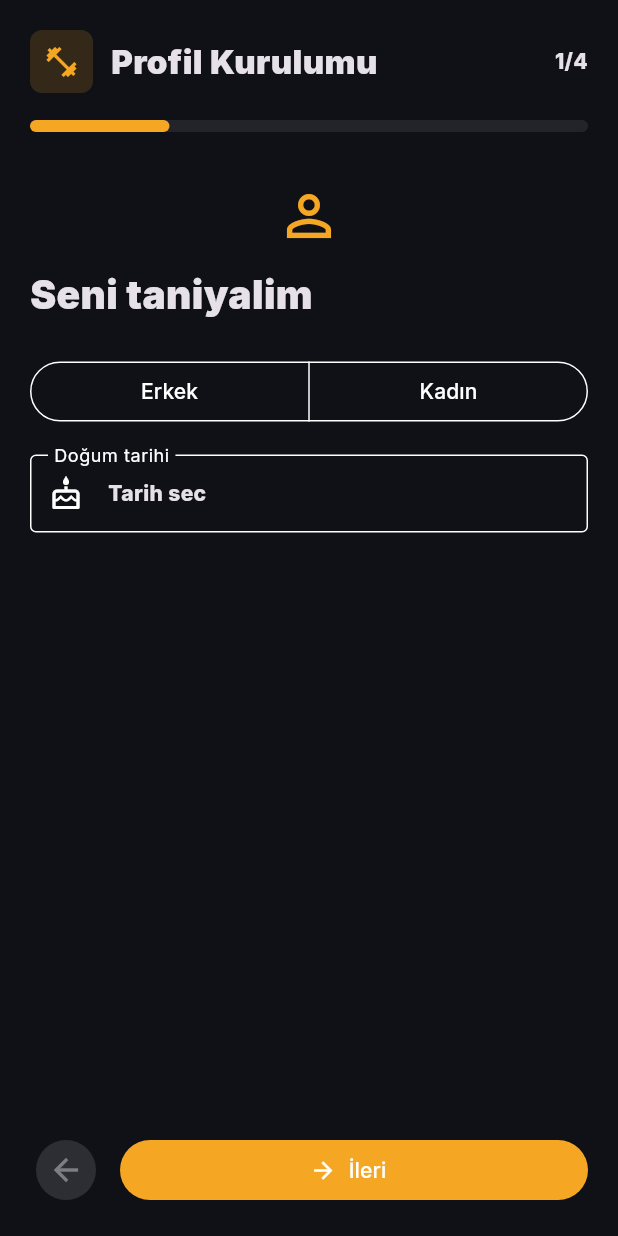
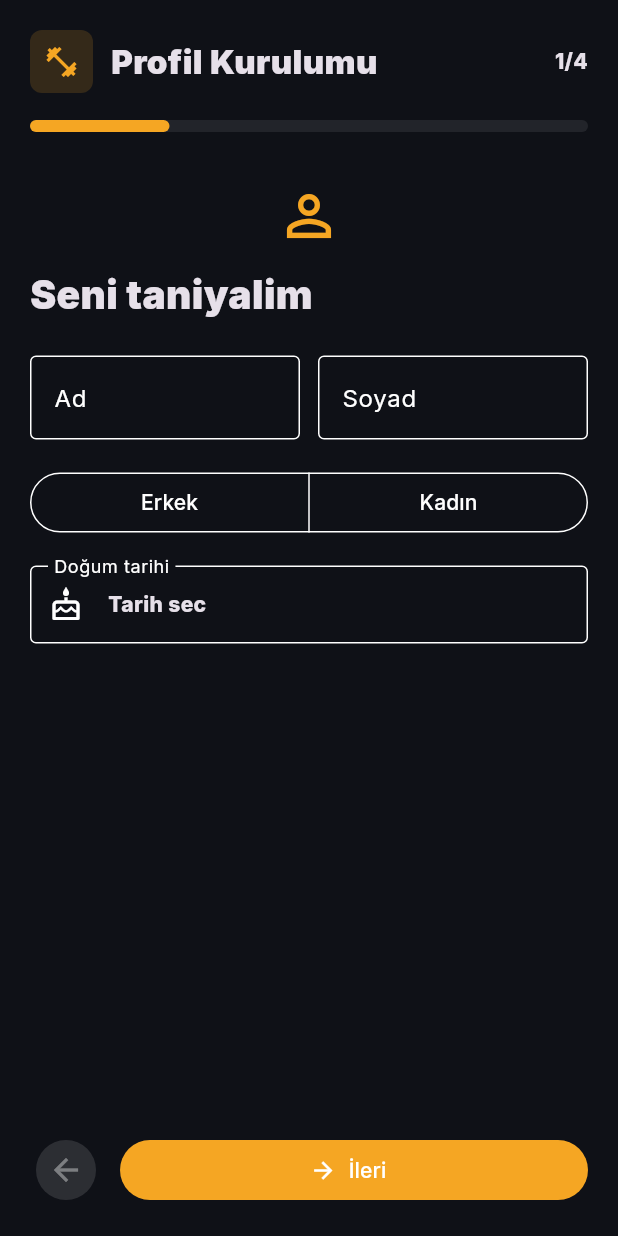
Before and after one commit to NyancatGo/fitrehber-mobile, a Flutter app: the OnboardingScreen screen opened by its route, on a phone screen of 412 x 824 dp. Run offline on Flutter 3.47's test engine with Material 3 defaults, Android fonts, the phone set to English and light mode, and no system bars; our stand-ins replace app_links, cached_network_image, dio, dotted_border, flutter_html, flutter_markdown_plus and 8 more; accounts and stored records are empty.

Commit message:
Onboarding ad/soyad entegrasyonu ve ilgili test duzeltmeleri

```diff
--- a/lib/features/onboarding/onboarding_screen.dart
+++ b/lib/features/onboarding/onboarding_screen.dart
@@ -23,6 +23,8 @@ class OnboardingScreen extends ConsumerStatefulWidget {
 class _OnboardingScreenState extends ConsumerState<OnboardingScreen> {
   final _formKey = GlobalKey<FormState>();
   final _pageController = PageController();
+  late final TextEditingController _firstNameController;
+  late final TextEditingController _lastNameController;
   late final TextEditingController _heightController;
   late final TextEditingController _weightController;
   late final TextEditingController _targetWeightController;
@@ -44,6 +46,10 @@ class _OnboardingScreenState extends ConsumerState<OnboardingScreen> {
   void initState() {
     super.initState();
     final profile = ref.read(sessionControllerProvider).profile;
+    // Ad/Soyad: Google ile giris yapildiysa profil bu alanlari Google
+    // hesabindan dolu getirir; kullanici degistirebilir.
+    _firstNameController = TextEditingController(text: profile?.firstName ?? '');
+    _lastNameController = TextEditingController(text: profile?.lastName ?? '');
     _heightController = TextEditingController(
       text: _formatNumber(profile?.height),
     );
@@ -66,6 +72,8 @@ class _OnboardingScreenState extends ConsumerState<OnboardingScreen> {
   @override
   void dispose() {
     _pageController.dispose();
+    _firstNameController.dispose();
+    _lastNameController.dispose();
     _heightController.dispose();
     _weightController.dispose();
     _targetWeightController.dispose();
@@ -98,6 +106,8 @@ class _OnboardingScreenState extends ConsumerState<OnboardingScreen> {
 
     try {
       await ref.read(sessionControllerProvider.notifier).completeOnboarding({
+        'first_name': _firstNameController.text.trim(),
+        'last_name': _lastNameController.text.trim(),
         'cinsiyet': _gender,
         'dogum_tarihi': _birthDate!.toIso8601String().split('T').first,
         'boy': _parseDouble(_heightController.text),
@@ -185,6 +195,8 @@ class _OnboardingScreenState extends ConsumerState<OnboardingScreen> {
                       onPageChanged: (value) => setState(() => _step = value),
                       children: [
                         _IdentityStep(
+                          firstNameController: _firstNameController,
+                          lastNameController: _lastNameController,
                           gender: _gender,
                           birthDate: _birthDate,
                           onGenderChanged: (value) =>
@@ -285,12 +297,16 @@ class _Header extends StatelessWidget {
 }
 
 class _IdentityStep extends StatelessWidget {
+  final TextEditingController firstNameController;
+  final TextEditingController lastNameController;
   final String gender;
   final DateTime? birthDate;
   final ValueChanged<String> onGenderChanged;
   final VoidCallback onPickBirthDate;
 
   const _IdentityStep({
+    required this.firstNameController,
+    required this.lastNameController,
     required this.gender,
     required this.birthDate,
     required this.onGenderChanged,
@@ -305,6 +321,27 @@ class _IdentityStep extends StatelessWidget {
       child: Column(
         crossAxisAlignment: CrossAxisAlignment.stretch,
         children: [
+          // Ad/Soyad opsiyonel — Google ile giris yapildiysa dolu gelir.
+          Row(
+            children: [
+              Expanded(
+                child: _TextField(
+                  controller: firstNameController,
+                  label: 'Ad',
+                  textCapitalization: TextCapitalization.words,
+                ),
+              ),
+              const SizedBox(width: 12),
+              Expanded(
+                child: _TextField(
+                  controller: lastNameController,
+                  label: 'Soyad',
+                  textCapitalization: TextCapitalization.words,
+                ),
+              ),
+            ],
+          ),
+          const SizedBox(height: 18),
           // Cinsiyet zorunlu — default secili degil, kullanici Erkek veya
           // Kadın'i acikca secmeli. 'Belirtmem' onboarding'de kabul edilmiyor.
           SegmentedButton<String>(
@@ -536,6 +573,30 @@ class _NumberField extends StatelessWidget {
   }
 }
 
+class _TextField extends StatelessWidget {
+  final TextEditingController controller;
+  final String label;
+  final TextCapitalization textCapitalization;
+
+  const _TextField({
+    required this.controller,
+    required this.label,
+    this.textCapitalization = TextCapitalization.none,
+  });
+
+  @override
+  Widget build(BuildContext context) {
+    return TextFormField(
+      controller: controller,
+      textCapitalization: textCapitalization,
+      decoration: InputDecoration(
+        labelText: label,
+        border: const OutlineInputBorder(),
+      ),
+    );
+  }
+}
+
 class _GoalCard extends StatelessWidget {
   final String title;
   final IconData icon;
--- a/lib/shared/api_service.dart
+++ b/lib/shared/api_service.dart
@@ -451,10 +451,15 @@ class ApiService {
     }
 
     if (response.statusCode == 404 || _isOnboardingRequired(response.data)) {
+      // Onboarding tamamlanmamis: cached kullanici bilgisinden ad/soyad'i
+      // tasiyoruz — boylece Google ile giren kullanicinin onboarding ekrani
+      // isim alanlari Google'dan gelen degerle dolu acilir.
       final profile = ProfilModel.empty(
         id: userId,
         username: cachedProfile?.username,
         email: cachedProfile?.email ?? '',
+        firstName: cachedProfile?.firstName ?? '',
+        lastName: cachedProfile?.lastName ?? '',
       );
       await _writeCachedProfile(profile);
       return profile;
```
Also changed, not shown: lib/shared/models/profil_model.dart (+9 -3 lines), 1 other file.
